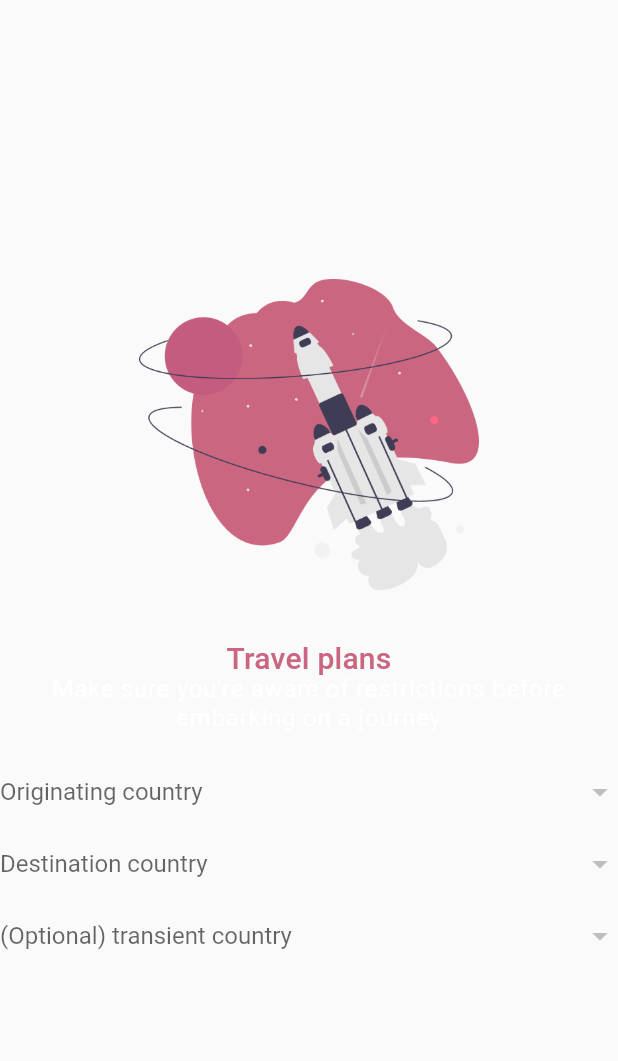
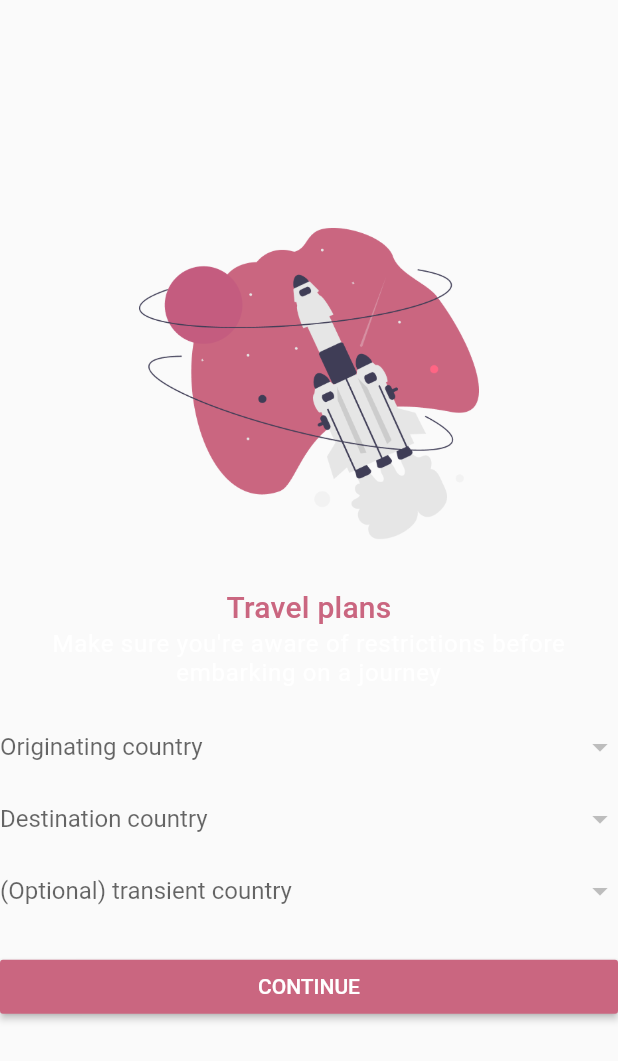
Before and after one commit to sunderee/europa-open, a Flutter app: the TravelPage widget shown alone on an empty page, opened directly with empty values, on a phone screen of 412 x 824 dp. Shown: the top 1061 px of the screen. Run offline on Flutter 3.47's test engine with Material 2 defaults, Android fonts, the light colour scheme and no system bars; our stand-ins replace equatable, flutter_bloc, hive, hive_flutter; accounts and stored records are empty; generated files the repository leaves out were written again.

Commit message:
UI-related improvements

```diff
--- a/europaopen/lib/ui/screens/pages/travel.page.dart
+++ b/europaopen/lib/ui/screens/pages/travel.page.dart
@@ -1,13 +1,16 @@
 import 'package:europaopen/data/models/countries/country.model.dart';
 import 'package:europaopen/ui/themes/color.theme.dart';
+import 'package:europaopen/utils/extensions/context.ext.dart';
 import 'package:flutter/material.dart';
 
 class TravelPage extends StatefulWidget {
   final List<CountryModel> countries;
+  final Function(CountryModel, CountryModel, CountryModel?) onCountriesSelected;
 
   const TravelPage({
     Key? key,
     required this.countries,
+    required this.onCountriesSelected,
   }) : super(key: key);
 
   @override
@@ -39,6 +42,7 @@ class _TravelPageState extends State<TravelPage> {
             ),
             textAlign: TextAlign.center,
           ),
+          const SizedBox(height: 4.0),
           Text(
             'Make sure you\'re aware of restrictions before embarking on a journey',
             style: Typography.englishLike2018.bodyText1,
@@ -126,6 +130,28 @@ class _TravelPageState extends State<TravelPage> {
               );
             },
           ),
+          const SizedBox(height: 16.0),
+          MaterialButton(
+            color: ColorTheme.colorProduct,
+            child: Text(
+              'Continue'.toUpperCase(),
+              style: const TextStyle(
+                color: Colors.white,
+              ),
+            ),
+            onPressed: () {
+              if (_startingCountry != null && _destinationCountry != null) {
+                widget.onCountriesSelected(
+                  _startingCountry!,
+                  _destinationCountry!,
+                  _transitCountry,
+                );
+              }
+              context.displaySnackBar(
+                'Starting and destination countries must be selected',
+              );
+            },
+          ),
         ],
       ),
     );
```
Also changed, not shown: europaopen/lib/ui/screens/home.screen.dart (+7 -0 lines), europaopen/lib/ui/screens/pages/location.page.dart (+24 -7 lines), europaopen/lib/utils/extensions/context.ext.dart (added, +7 -0 lines).
